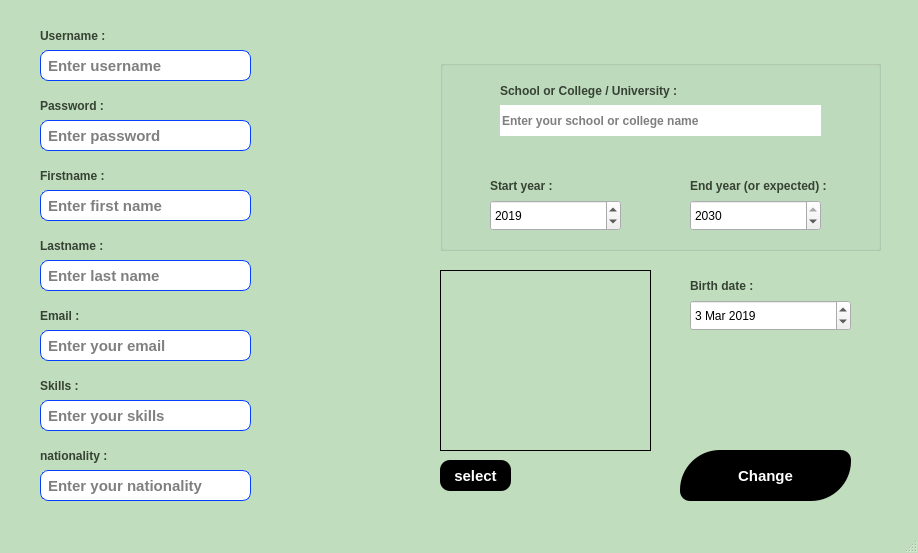
ArashTLO/Projob, file 1widget/editinformation.ui: the form before one commit.
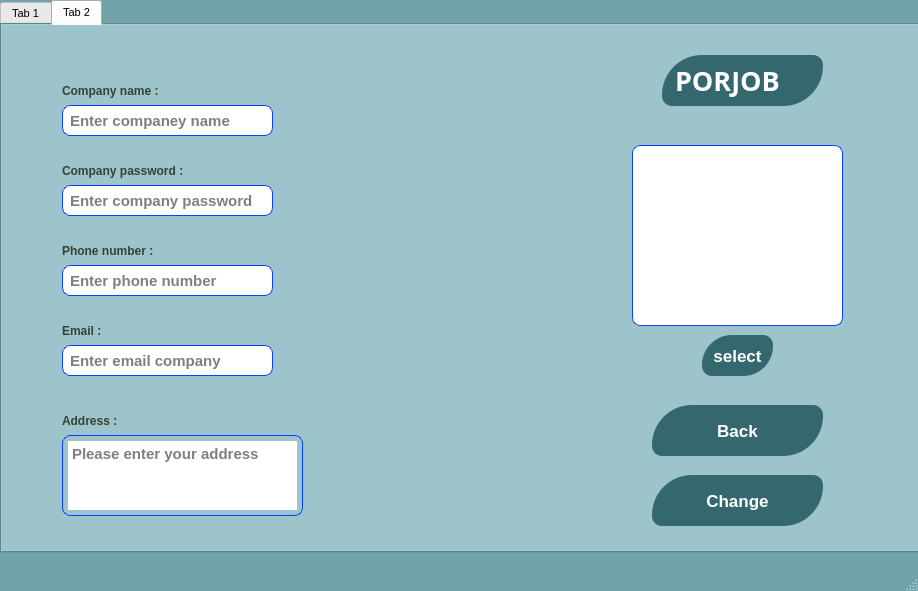
The form after the commit. Icons and pictures are not drawn.

Commit message: add repost and searh line and editinformation for company

What changed in the file:
```diff
--- a/1widget/editinformation.ui
+++ b/1widget/editinformation.ui
@@ -7,7 +7,7 @@
     <x>0</x>
     <y>0</y>
     <width>918</width>
-    <height>553</height>
+    <height>591</height>
    </rect>
   </property>
   <property name="windowTitle">
@@ -15,10 +15,53 @@
   </property>
   <property name="styleSheet">
    <string notr="true">QMainWindow {
-image: url(:/pishvazpic.JPG);
-background-color: rgb(192, 221, 190);
+background-color: rgb(112, 163, 170);
 font: 40px
 }
+QTabWidget {
+background-color: rgb(192, 221, 190);
+font: 11px
+}
+QPushButton#pushButton_back_2{
+background-color: black;
+color: white;
+font: bold 15px;
+border-radius: 10px;
+transition: 0.2s;
+}
+QPushButton#pushButton_back_2:hover {
+background-color: rgb(80,80,80);
+font: bold 17px;
+}
+QPushButton#pushButton_back_2:pressed {
+background-color: rgb(50,50,50);
+}
+
+QPushButton#pushButton_back_2:focus{
+box-shadow: 0 0 5px rgba(0,0,255,0.5);
+font: bold 15px;
+Width: 150px;
+}
+QPushButton#pushButton_select_photo{
+background-color: black;
+color: white;
+font: bold 15px;
+border-radius: 10px;
+transition: 0.2s;
+}
+QPushButton#pushButton_select_photo:hover {
+background-color: rgb(80,80,80);
+font: bold 17px;
+}
+QPushButton#pushButton_select_photo:pressed {
+background-color: rgb(50,50,50);
+}
+
+QPushButton#pushButton_select_photo:focus{
+box-shadow: 0 0 5px rgba(0,0,255,0.5);
+font: bold 15px;
+Width: 150px;
+}
 QPushButton#pushButton_back{
 background-color: black;
 color: white;
@@ -61,6 +104,177 @@
 }</string>
   </property>
   <widget class="QWidget" name="centralwidget">
+   <widget class="QTabWidget" name="tabWidget">
+    <property name="geometry">
+     <rect>
+      <x>0</x>
+      <y>0</y>
+      <width>922</width>
+      <height>553</height>
+     </rect>
+    </property>
+    <property name="styleSheet">
+     <string notr="true">QTabWidget {
+background-color: rgb(192, 221, 190);
+background-color: rgb(132, 183, 190);
+font: 11px
+}
+QPushButton#pushButton_back{
+background-color: rgb(52, 103, 110);
+color: white;
+font: bold 17px;
+border-radius: 10px;
+transition: 0.2s;
+}
+QPushButton#pushButton_back:hover {
+background-color: rgb(72, 123, 130);
+font: bold 19px;
+}
+QPushButton#pushButton_back:pressed {
+background-color: rgb(62, 113, 120);
+}
+
+QPushButton#pushButton_back:focus{
+background-color: rgb(62, 113, 120);
+box-shadow: 0 0 5px rgba(0,0,255,0.5);
+font: bold 19px;
+Width: 150px;
+}
+QPushButton#pushButton_change_user_2{
+background-color: rgb(52, 103, 110);
+color: white;
+font: bold 17px;
+border-radius: 10px;
+transition: 0.2s;
+}
+QPushButton#pushButton_change_user_2:hover {
+background-color: rgb(72, 123, 130);
+font: bold 19px;
+}
+QPushButton#pushButton_change_user_2:pressed {
+background-color: rgb(62, 113, 120);
+}
+
+QPushButton#pushButton_change_user_2:focus{
+background-color: rgb(62, 113, 120);
+box-shadow: 0 0 5px rgba(0,0,255,0.5);
+font: bold 19px;
+Width: 150px;
+}
+QPushButton#pushButton_back_3{
+background-color: rgb(52, 103, 110);
+color: white;
+font: bold 17px;
+border-radius: 10px;
+transition: 0.2s;
+}
+QPushButton#pushButton_back_3:hover {
+background-color: rgb(72, 123, 130);
+font: bold 19px;
+}
+QPushButton#pushButton_back_3:pressed {
+background-color: rgb(62, 113, 120);
+}
+
+QPushButton#pushButton_back_3:focus{
+background-color: rgb(62, 113, 120);
+box-shadow: 0 0 5px rgba(0,0,255,0.5);
+font: bold 19px;
+Width: 150px;
+}
+QPushButton#pushButton_back_2{
+background-color: rgb(52, 103, 110);
+color: white;
+font: bold 17px;
+border-radius: 10px;
+transition: 0.2s;
+}
+QPushButton#pushButton_back_2:hover {
+background-color: rgb(72, 123, 130);
+font: bold 19px;
+}
+QPushButton#pushButton_back_2:pressed {
+background-color: rgb(62, 113, 120);
+}
+
+QPushButton#pushButton_back_2:focus{
+background-color: rgb(62, 113, 120);
+box-shadow: 0 0 5px rgba(0,0,255,0.5);
+font: bold 19px;
+Width: 150px;
+}QPushButton#pushButton_select_photo{
+background-color: rgb(52, 103, 110);
+color: white;
+font: bold 17px;
+border-radius: 10px;
+transition: 0.2s;
+}
+QPushButton#pushButton_select_photo:hover {
+background-color: rgb(72, 123, 130);
+font: bold 19px;
+}
+QPushButton#pushButton_select_photo:pressed {
+background-color: rgb(62, 113, 120);
+}
+
+QPushButton#pushButton_select_photo:focus{
+background-color: rgb(62, 113, 120);
+box-shadow: 0 0 5px rgba(0,0,255,0.5);
+font: bold 19px;
+Width: 150px;
+}
+QPushButton#pushButton_select_photo_2{
+background-color: rgb(52, 103, 110);
+color: white;
+font: bold 17px;
+border-radius: 10px;
+transition: 0.2s;
+}
+QPushButton#pushButton_select_photo_2:hover {
+background-color: rgb(72, 123, 130);
+font: bold 19px;
+}
+QPushButton#pushButton_select_photo_2:pressed {
+background-color: rgb(62, 113, 120);
+}
+
+QPushButton#pushButton_select_photo_2:focus{
+background-color: rgb(62, 113, 120);
+box-shadow: 0 0 5px rgba(0,0,255,0.5);
+font: bold 19px;
+Width: 150px;
+}
+QPushButton#pushButton_select_photo_2{
+background-color: rgb(52, 103, 110);
+color: white;
+font: bold 17px;
+border-radius: 10px;
+transition: 0.2s;
+}
+QPushButton#pushButton_select_photo_2:hover {
+background-color: rgb(72, 123, 130);
+font: bold 19px;
+}
+QPushButton#pushButton_select_photo_2:pressed {
+background-color: rgb(62, 113, 120);
+}
+
+QPushButton#pushButton_select_photo_2:focus{
+background-color: rgb(62, 113, 120);
+box-shadow: 0 0 5px rgba(0,0,255,0.5);
+font: bold 19px;
+Width: 150px;
+}
+
+</string>
+    </property>
+    <property name="currentIndex">
+     <number>1</number>
+    </property>
+    <widget class="QWidget" name="tab">
+     <attribute name="title">
+      <string>Tab 1</string>
+     </attribute>
    <widget class="QLabel" name="label_username">
     <property name="geometry">
      <rect>
@@ -115,36 +329,6 @@
      <string>Enter username</string>
     </property>
    </widget>
-   <widget class="QLineEdit" name="lineEdit_fname">
-    <property name="geometry">
-     <rect>
-      <x>40</x>
-      <y>190</y>
-      <width>211</width>
-      <height>31</height>
-     </rect>
-    </property>
-    <property name="font">
-     <font>
-      <family>Nirmala UI</family>
-      <pointsize>-1</pointsize>
-      <weight>75</weight>
-      <italic>false</italic>
-      <bold>true</bold>
-     </font>
-    </property>
-    <property name="styleSheet">
-     <string notr="true">font: bold 15px;
-border-radius: 8px;
-border: 1px solid #0640ff;
-padding: 5px;
-background-color: rgb(255, 255, 255);
-</string>
-    </property>
-    <property name="placeholderText">
-     <string>Enter first name</string>
-    </property>
-   </widget>
    <widget class="QLabel" name="label_password">
     <property name="geometry">
      <rect>
@@ -223,6 +407,36 @@
      <string>Firstname :</string>
     </property>
    </widget>
+     <widget class="QLineEdit" name="lineEdit_fname">
+      <property name="geometry">
+       <rect>
+        <x>40</x>
+        <y>190</y>
+        <width>211</width>
+        <height>31</height>
+       </rect>
+      </property>
+      <property name="font">
+       <font>
+        <family>Nirmala UI</family>
+        <pointsize>-1</pointsize>
+        <weight>75</weight>
+        <italic>false</italic>
+        <bold>true</bold>
+       </font>
+      </property>
+      <property name="styleSheet">
+       <string notr="true">font: bold 15px;
+border-radius: 8px;
+border: 1px solid #0640ff;
+padding: 5px;
+background-color: rgb(255, 255, 255);
+</string>
+      </property>
+      <property name="placeholderText">
+       <string>Enter first name</string>
+      </property>
+     </widget>
    <widget class="QLabel" name="label_lname">
     <property name="geometry">
      <rect>
@@ -277,30 +491,6 @@
      <string>Enter last name</string>
     </property>
    </widget>
-   <widget class="QLabel" name="label">
-    <property name="geometry">
-     <rect>
-      <x>40</x>
-      <y>300</y>
-      <width>121</width>
-      <height>31</height>
-     </rect>
-    </property>
-    <property name="font">
-     <font>
-      <family>Nirmala UI</family>
-      <pointsize>9</pointsize>
-      <weight>75</weight>
-      <bold>true</bold>
-     </font>
-    </property>
-    <property name="styleSheet">
-     <string notr="true">color: rgb(54, 66, 51);</string>
-    </property>
-    <property name="text">
-     <string>Email :</string>
-    </property>
-   </widget>
    <widget class="QLineEdit" name="lineEdit_email">
     <property name="geometry">
      <rect>
@@ -331,7 +521,7 @@
      <string>Enter your email</string>
     </property>
    </widget>
-   <widget class="QLabel" name="label_3">
+     <widget class="QLabel" name="label">
     <property name="geometry">
      <rect>
       <x>40</x>
@@ -385,7 +575,7 @@
      <string>Enter your skills</string>
     </property>
    </widget>
-   <widget class="QLabel" name="label_5">
+     <widget class="QLabel" name="label_3">
     <property name="geometry">
      <rect>
       <x>40</x>
@@ -439,6 +629,202 @@
      <string>Enter your nationality</string>
     </property>
    </widget>
+     <widget class="QLabel" name="label_5">
+      <property name="geometry">
+       <rect>
+        <x>40</x>
+        <y>440</y>
+        <width>131</width>
+        <height>31</height>
+       </rect>
+      </property>
+      <property name="font">
+       <font>
+        <family>Nirmala UI</family>
+        <pointsize>9</pointsize>
+        <weight>75</weight>
+        <bold>true</bold>
+       </font>
+      </property>
+      <property name="styleSheet">
+       <string notr="true">color: rgb(54, 66, 51);</string>
+      </property>
+      <property name="text">
+       <string>nationality :</string>
+      </property>
+     </widget>
+     <widget class="QPushButton" name="pushButton_back">
+      <property name="geometry">
+       <rect>
+        <x>690</x>
+        <y>450</y>
+        <width>171</width>
+        <height>51</height>
+       </rect>
+      </property>
+      <property name="font">
+       <font>
+        <family>Nirmala UI</family>
+        <pointsize>-1</pointsize>
+        <weight>75</weight>
+        <italic>false</italic>
+        <bold>true</bold>
+       </font>
+      </property>
+      <property name="styleSheet">
+       <string notr="true">border-radius: 10px;
+border-top-left-radius: 40px;
+border-bottom-right-radius: 40px;</string>
+      </property>
+      <property name="text">
+       <string>Change</string>
+      </property>
+     </widget>
+     <widget class="QPushButton" name="pushButton_back_2">
+      <property name="geometry">
+       <rect>
+        <x>690</x>
+        <y>380</y>
+        <width>171</width>
+        <height>51</height>
+       </rect>
+      </property>
+      <property name="font">
+       <font>
+        <family>Nirmala UI</family>
+        <pointsize>-1</pointsize>
+        <weight>75</weight>
+        <italic>false</italic>
+        <bold>true</bold>
+       </font>
+      </property>
+      <property name="styleSheet">
+       <string notr="true">border-radius: 10px;
+border-top-left-radius: 40px;
+border-bottom-right-radius: 40px;</string>
+      </property>
+      <property name="text">
+       <string>Back</string>
+      </property>
+     </widget>
+     <widget class="QDateEdit" name="dateEdit">
+      <property name="geometry">
+       <rect>
+        <x>690</x>
+        <y>300</y>
+        <width>161</width>
+        <height>31</height>
+       </rect>
+      </property>
+      <property name="styleSheet">
+       <string notr="true">font: 14px;
+border-radius: 8px;
+border: 1px solid #0640ff;
+padding: 5px;
+background-color: rgb(255, 255, 255);
+border-top-right-radius: 1px;
+border-bottom-right-radius: 1px;</string>
+      </property>
+      <property name="date">
+       <date>
+        <year>2019</year>
+        <month>3</month>
+        <day>3</day>
+       </date>
+      </property>
+     </widget>
+     <widget class="QLabel" name="label_4">
+      <property name="geometry">
+       <rect>
+        <x>690</x>
+        <y>260</y>
+        <width>71</width>
+        <height>31</height>
+       </rect>
+      </property>
+      <property name="font">
+       <font>
+        <family>Nirmala UI</family>
+        <pointsize>9</pointsize>
+        <weight>75</weight>
+        <bold>true</bold>
+       </font>
+      </property>
+      <property name="styleSheet">
+       <string notr="true">color: rgb(54, 66, 51);</string>
+      </property>
+      <property name="frameShape">
+       <enum>QFrame::NoFrame</enum>
+      </property>
+      <property name="frameShadow">
+       <enum>QFrame::Sunken</enum>
+      </property>
+      <property name="text">
+       <string>Birth date :</string>
+      </property>
+     </widget>
+     <widget class="QLabel" name="label_10">
+      <property name="geometry">
+       <rect>
+        <x>440</x>
+        <y>270</y>
+        <width>211</width>
+        <height>181</height>
+       </rect>
+      </property>
+      <property name="styleSheet">
+       <string notr="true">font: bold 15px;
+border-radius: 8px;
+border: 1px solid #0640ff;
+padding: 5px;
+background-color: rgb(255, 255, 255);
+</string>
+      </property>
+      <property name="frameShape">
+       <enum>QFrame::Box</enum>
+      </property>
+      <property name="text">
+       <string/>
+      </property>
+      <property name="scaledContents">
+       <bool>true</bool>
+      </property>
+      <property name="wordWrap">
+       <bool>false</bool>
+      </property>
+      <property name="openExternalLinks">
+       <bool>false</bool>
+      </property>
+      <property name="textInteractionFlags">
+       <set>Qt::TextBrowserInteraction</set>
+      </property>
+     </widget>
+     <widget class="QPushButton" name="pushButton_select_photo">
+      <property name="geometry">
+       <rect>
+        <x>440</x>
+        <y>460</y>
+        <width>71</width>
+        <height>31</height>
+       </rect>
+      </property>
+      <property name="font">
+       <font>
+        <family>Nirmala UI</family>
+        <pointsize>-1</pointsize>
+        <weight>75</weight>
+        <italic>false</italic>
+        <bold>true</bold>
+       </font>
+      </property>
+      <property name="styleSheet">
+       <string notr="true">border-radius: 10px;
+</string>
+      </property>
+      <property name="text">
+       <string>select</string>
+      </property>
+     </widget>
    <widget class="QGroupBox" name="groupBox">
     <property name="enabled">
      <bool>true</bool>
@@ -446,7 +832,7 @@
     <property name="geometry">
      <rect>
       <x>440</x>
-      <y>60</y>
+        <y>70</y>
       <width>441</width>
       <height>191</height>
      </rect>
@@ -484,8 +870,8 @@
     <widget class="QLineEdit" name="lineEdit_school">
      <property name="geometry">
       <rect>
-       <x>60</x>
-       <y>45</y>
+         <x>50</x>
+         <y>70</y>
        <width>321</width>
        <height>31</height>
       </rect>
@@ -493,6 +879,7 @@
      <property name="font">
       <font>
        <family>Nirmala UI</family>
+         <pointsize>-1</pointsize>
        <weight>75</weight>
        <italic>false</italic>
        <bold>true</bold>
@@ -511,7 +898,11 @@
       <string notr="true"/>
      </property>
      <property name="styleSheet">
-      <string notr="true">background-color: rgb(255, 255, 255);
+        <string notr="true">font: bold 15px;
+border-radius: 8px;
+border: 1px solid #0640ff;
+padding: 5px;
+background-color: rgb(255, 255, 255);
 </string>
      </property>
      <property name="inputMask">
@@ -533,6 +924,15 @@
        <height>31</height>
       </rect>
      </property>
+       <property name="styleSheet">
+        <string notr="true">font: 14px;
+border-radius: 8px;
+border: 1px solid #0640ff;
+padding: 5px;
+background-color: rgb(255, 255, 255);
+border-top-right-radius: 1px;
+border-bottom-right-radius: 1px;</string>
+       </property>
      <property name="minimum">
       <number>2010</number>
      </property>
@@ -552,6 +952,15 @@
        <height>31</height>
       </rect>
      </property>
+       <property name="styleSheet">
+        <string notr="true">font: 14px;
+border-radius: 8px;
+border: 1px solid #0640ff;
+padding: 5px;
+background-color: rgb(255, 255, 255);
+border-top-right-radius: 1px;
+border-bottom-right-radius: 1px;</string>
+       </property>
      <property name="minimum">
       <number>2020</number>
      </property>
@@ -635,17 +1044,373 @@
      </property>
     </widget>
    </widget>
-   <widget class="QLabel" name="label_10">
+     <widget class="QLabel" name="label_9">
     <property name="geometry">
      <rect>
-      <x>440</x>
-      <y>270</y>
+        <x>590</x>
+        <y>10</y>
+        <width>161</width>
+        <height>51</height>
+       </rect>
+      </property>
+      <property name="font">
+       <font>
+        <family>Magneto</family>
+        <pointsize>20</pointsize>
+        <weight>75</weight>
+        <bold>true</bold>
+       </font>
+      </property>
+      <property name="styleSheet">
+       <string notr="true">
+color: white;
+padding: 5px;
+border-radius: 10px;
+border-top-left-radius: 40px;
+border-bottom-right-radius: 40px;
+background-color: rgb(52, 103, 110);</string>
+      </property>
+      <property name="text">
+       <string>PORJOB</string>
+      </property>
+     </widget>
+    </widget>
+    <widget class="QWidget" name="tab_2">
+     <attribute name="title">
+      <string>Tab 2</string>
+     </attribute>
+     <widget class="QLabel" name="label_username_2">
+      <property name="geometry">
+       <rect>
+        <x>60</x>
+        <y>50</y>
+        <width>111</width>
+        <height>31</height>
+       </rect>
+      </property>
+      <property name="font">
+       <font>
+        <family>Nirmala UI</family>
+        <pointsize>9</pointsize>
+        <weight>75</weight>
+        <bold>true</bold>
+       </font>
+      </property>
+      <property name="styleSheet">
+       <string notr="true">color: rgb(54, 66, 51);</string>
+      </property>
+      <property name="text">
+       <string>Company name :</string>
+      </property>
+     </widget>
+     <widget class="QLineEdit" name="lineEdit_name_company">
+      <property name="geometry">
+       <rect>
+        <x>60</x>
+        <y>80</y>
+        <width>211</width>
+        <height>31</height>
+       </rect>
+      </property>
+      <property name="font">
+       <font>
+        <family>Nirmala UI</family>
+        <pointsize>-1</pointsize>
+        <weight>75</weight>
+        <italic>false</italic>
+        <bold>true</bold>
+       </font>
+      </property>
+      <property name="styleSheet">
+       <string notr="true">font: bold 15px;
+border-radius: 8px;
+border: 1px solid #0640ff;
+padding: 5px;
+background-color: rgb(255, 255, 255);
+</string>
+      </property>
+      <property name="text">
+       <string/>
+      </property>
+      <property name="placeholderText">
+       <string>Enter companey name</string>
+      </property>
+     </widget>
+     <widget class="QLabel" name="label_username_5">
+      <property name="geometry">
+       <rect>
+        <x>60</x>
+        <y>130</y>
+        <width>121</width>
+        <height>31</height>
+       </rect>
+      </property>
+      <property name="font">
+       <font>
+        <family>Nirmala UI</family>
+        <pointsize>9</pointsize>
+        <weight>75</weight>
+        <bold>true</bold>
+       </font>
+      </property>
+      <property name="styleSheet">
+       <string notr="true">color: rgb(54, 66, 51);</string>
+      </property>
+      <property name="text">
+       <string>Company password :</string>
+      </property>
+     </widget>
+     <widget class="QLineEdit" name="lineEdit_password_2">
+      <property name="geometry">
+       <rect>
+        <x>60</x>
+        <y>160</y>
+        <width>211</width>
+        <height>31</height>
+       </rect>
+      </property>
+      <property name="font">
+       <font>
+        <family>Nirmala UI</family>
+        <pointsize>-1</pointsize>
+        <weight>75</weight>
+        <italic>false</italic>
+        <bold>true</bold>
+       </font>
+      </property>
+      <property name="styleSheet">
+       <string notr="true">font: bold 15px;
+border-radius: 8px;
+border: 1px solid #0640ff;
+padding: 5px;
+background-color: rgb(255, 255, 255);
+</string>
+      </property>
+      <property name="placeholderText">
+       <string>Enter company password</string>
+      </property>
+     </widget>
+     <widget class="QLabel" name="label_username_3">
+      <property name="geometry">
+       <rect>
+        <x>60</x>
+        <y>210</y>
+        <width>121</width>
+        <height>31</height>
+       </rect>
+      </property>
+      <property name="font">
+       <font>
+        <family>Nirmala UI</family>
+        <pointsize>9</pointsize>
+        <weight>75</weight>
+        <bold>true</bold>
+       </font>
+      </property>
+      <property name="styleSheet">
+       <string notr="true">color: rgb(54, 66, 51);</string>
+      </property>
+      <property name="text">
+       <string>Phone number :</string>
+      </property>
+     </widget>
+     <widget class="QLineEdit" name="lineEdit_phone">
+      <property name="geometry">
+       <rect>
+        <x>60</x>
+        <y>240</y>
+        <width>211</width>
+        <height>31</height>
+       </rect>
+      </property>
+      <property name="font">
+       <font>
+        <family>Nirmala UI</family>
+        <pointsize>-1</pointsize>
+        <weight>75</weight>
+        <italic>false</italic>
+        <bold>true</bold>
+       </font>
+      </property>
+      <property name="styleSheet">
+       <string notr="true">font: bold 15px;
+border-radius: 8px;
+border: 1px solid #0640ff;
+padding: 5px;
+background-color: rgb(255, 255, 255);
+</string>
+      </property>
+      <property name="placeholderText">
+       <string>Enter phone number</string>
+      </property>
+     </widget>
+     <widget class="QLabel" name="label_username_4">
+      <property name="geometry">
+       <rect>
+        <x>60</x>
+        <y>290</y>
+        <width>121</width>
+        <height>31</height>
+       </rect>
+      </property>
+      <property name="font">
+       <font>
+        <family>Nirmala UI</family>
+        <pointsize>9</pointsize>
+        <weight>75</weight>
+        <bold>true</bold>
+       </font>
+      </property>
+      <property name="styleSheet">
+       <string notr="true">color: rgb(54, 66, 51);</string>
+      </property>
+      <property name="text">
+       <string>Email :</string>
+      </property>
+     </widget>
+     <widget class="QLineEdit" name="lineEdit_email_2">
+      <property name="geometry">
+       <rect>
+        <x>60</x>
+        <y>320</y>
+        <width>211</width>
+        <height>31</height>
+       </rect>
+      </property>
+      <property name="font">
+       <font>
+        <family>Nirmala UI</family>
+        <pointsize>-1</pointsize>
+        <weight>75</weight>
+        <italic>false</italic>
+        <bold>true</bold>
+       </font>
+      </property>
+      <property name="styleSheet">
+       <string notr="true">font: bold 15px;
+border-radius: 8px;
+border: 1px solid #0640ff;
+padding: 5px;
+background-color: rgb(255, 255, 255);
+</string>
+      </property>
+      <property name="placeholderText">
+       <string>Enter email company</string>
+      </property>
+     </widget>
+     <widget class="QLabel" name="label_username_6">
+      <property name="geometry">
+       <rect>
+        <x>60</x>
+        <y>380</y>
+        <width>121</width>
+        <height>31</height>
+       </rect>
+      </property>
+      <property name="font">
+       <font>
+        <family>Nirmala UI</family>
+        <pointsize>9</pointsize>
+        <weight>75</weight>
+        <bold>true</bold>
+       </font>
+      </property>
+      <property name="styleSheet">
+       <string notr="true">color: rgb(54, 66, 51);</string>
+      </property>
+      <property name="text">
+       <string>Address :</string>
+      </property>
+     </widget>
+     <widget class="QTextEdit" name="textEdit_address">
+      <property name="geometry">
+       <rect>
+        <x>60</x>
+        <y>410</y>
+        <width>241</width>
+        <height>81</height>
+       </rect>
+      </property>
+      <property name="font">
+       <font>
+        <family>Nirmala UI</family>
+        <pointsize>-1</pointsize>
+        <weight>75</weight>
+        <italic>false</italic>
+        <bold>true</bold>
+        <kerning>false</kerning>
+       </font>
+      </property>
+      <property name="styleSheet">
+       <string notr="true">font: bold 15px;
+border-radius: 8px;
+border: 1px solid #0640ff;
+padding: 5px;
+</string>
+      </property>
+      <property name="documentTitle">
+       <string/>
+      </property>
+      <property name="readOnly">
+       <bool>false</bool>
+      </property>
+      <property name="markdown">
+       <string/>
+      </property>
+      <property name="placeholderText">
+       <string>Please enter your address</string>
+      </property>
+     </widget>
+     <widget class="QLabel" name="label_11">
+      <property name="geometry">
+       <rect>
+        <x>660</x>
+        <y>30</y>
+        <width>161</width>
+        <height>51</height>
+       </rect>
+      </property>
+      <property name="font">
+       <font>
+        <family>Magneto</family>
+        <pointsize>20</pointsize>
+        <weight>75</weight>
+        <bold>true</bold>
+       </font>
+      </property>
+      <property name="styleSheet">
+       <string notr="true">background-color: rgb(54, 66, 51);
+background-color: rgb(52, 103, 110);
+color: white;
+padding: 5px;
+border-radius: 10px;
+border-top-left-radius: 40px;
+border-bottom-right-radius: 40px;
+
+</string>
+      </property>
+      <property name="text">
+       <string>PORJOB</string>
+      </property>
+     </widget>
+     <widget class="QLabel" name="label_12">
+      <property name="geometry">
+       <rect>
+        <x>630</x>
+        <y>120</y>
       <width>211</width>
       <height>181</height>
      </rect>
     </property>
     <property name="styleSheet">
-     <string notr="true"/>
+       <string notr="true">border-radius: 10px;
+border: 1px solid #0640ff;
+font: bold 15px;
+border-radius: 8px;
+border: 1px solid #0640ff;
+padding: 5px;
+background-color: rgb(255, 255, 255);
+</string>
     </property>
     <property name="frameShape">
      <enum>QFrame::Box</enum>
@@ -656,70 +1421,14 @@
     <property name="scaledContents">
      <bool>true</bool>
     </property>
-    <property name="wordWrap">
-     <bool>false</bool>
-    </property>
-    <property name="openExternalLinks">
-     <bool>false</bool>
-    </property>
-    <property name="textInteractionFlags">
-     <set>Qt::TextBrowserInteraction</set>
-    </property>
-   </widget>
-   <widget class="QLabel" name="label_4">
+     </widget>
+     <widget class="QPushButton" name="pushButton_select_photo_2">
     <property name="geometry">
      <rect>
-      <x>690</x>
-      <y>270</y>
+        <x>700</x>
+        <y>310</y>
       <width>71</width>
-      <height>31</height>
-     </rect>
-    </property>
-    <property name="font">
-     <font>
-      <family>Nirmala UI</family>
-      <pointsize>9</pointsize>
-      <weight>75</weight>
-      <bold>true</bold>
-     </font>
-    </property>
-    <property name="styleSheet">
-     <string notr="true">color: rgb(54, 66, 51);</string>
-    </property>
-    <property name="frameShape">
-     <enum>QFrame::NoFrame</enum>
-    </property>
-    <property name="frameShadow">
-     <enum>QFrame::Sunken</enum>
-    </property>
-    <property name="text">
-     <string>Birth date :</string>
-    </property>
-   </widget>
-   <widget class="QDateEdit" name="dateEdit">
-    <property name="geometry">
-     <rect>
-      <x>690</x>
-      <y>300</y>
-      <width>161</width>
-      <height>31</height>
-     </rect>
-    </property>
-    <property name="date">
-     <date>
-      <year>2019</year>
-      <month>3</month>
-      <day>3</day>
-     </date>
-    </property>
-   </widget>
-   <widget class="QPushButton" name="pushButton_select_photo">
-    <property name="geometry">
-     <rect>
-      <x>440</x>
-      <y>460</y>
-      <width>71</width>
-      <height>31</height>
+        <height>41</height>
      </rect>
     </property>
     <property name="font">
@@ -733,16 +1442,44 @@
     </property>
     <property name="styleSheet">
      <string notr="true">border-radius: 10px;
-</string>
+border-top-left-radius: 30px;
+border-bottom-right-radius: 30px;</string>
     </property>
     <property name="text">
      <string>select</string>
     </property>
    </widget>
-   <widget class="QPushButton" name="pushButton_back">
+     <widget class="QPushButton" name="pushButton_back_3">
     <property name="geometry">
      <rect>
-      <x>680</x>
+        <x>650</x>
+        <y>380</y>
+        <width>171</width>
+        <height>51</height>
+       </rect>
+      </property>
+      <property name="font">
+       <font>
+        <family>Nirmala UI</family>
+        <pointsize>-1</pointsize>
+        <weight>75</weight>
+        <italic>false</italic>
+        <bold>true</bold>
+       </font>
+      </property>
+      <property name="styleSheet">
+       <string notr="true">border-radius: 10px;
+border-top-left-radius: 40px;
+border-bottom-right-radius: 40px;</string>
+      </property>
+      <property name="text">
+       <string>Back</string>
+      </property>
+     </widget>
+     <widget class="QPushButton" name="pushButton_change_user_2">
+      <property name="geometry">
+       <rect>
+        <x>650</x>
       <y>450</y>
       <width>171</width>
       <height>51</height>
@@ -765,6 +1502,8 @@
     <property name="text">
      <string>Change</string>
     </property>
+     </widget>
+    </widget>
    </widget>
   </widget>
   <widget class="QMenuBar" name="menubar">
```
Left out of the diff: 10 changed lines with no effect on the pictures. Lines whose indentation alone changed are shown as unchanged. The commit also changes 31 other files.
